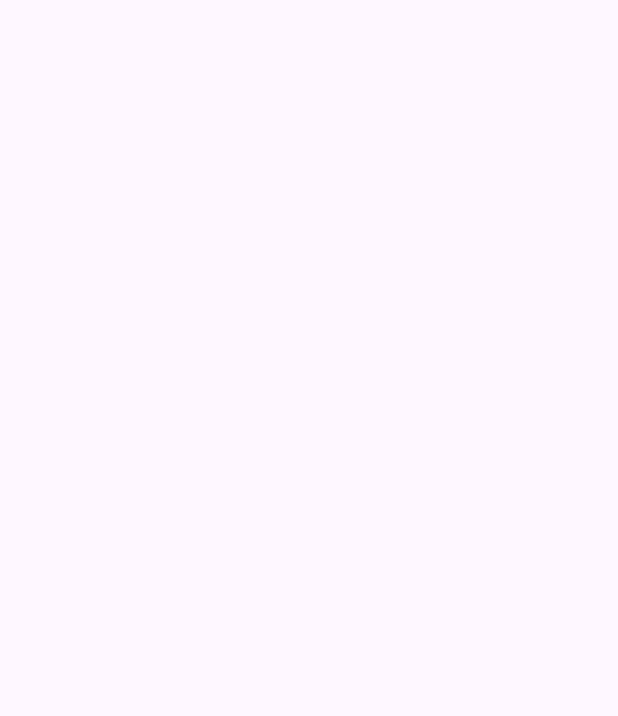
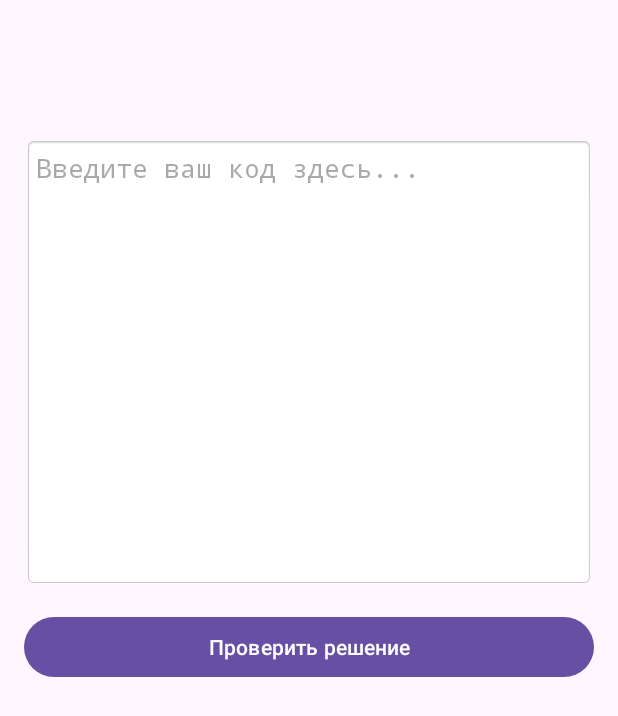
Before and after one commit to src-boolean/CodeMentor, an Android app: the TaskActivity screen opened directly, with no data from a screen before it, on a phone screen of 412 x 824 dp. Before the commit the part shown is empty. Shown: the top 716 px of the screen. Run offline under Robolectric (Android 15) with nearby library versions, the phone set to English and light mode, and no system bars.

Commit message:
Добавлена нейросеть, окно для кода, проверки, кнопка 'забыл пароль'.

````diff
--- a/app/build.gradle.kts
+++ b/app/build.gradle.kts
@@ -45,4 +45,8 @@ dependencies {
     testImplementation(libs.junit)
     androidTestImplementation(libs.androidx.junit)
     androidTestImplementation(libs.androidx.espresso.core)
+
+    implementation("com.squareup.retrofit2:retrofit:2.9.0")
+    implementation("com.squareup.retrofit2:converter-gson:2.9.0")
+    implementation("com.squareup.okhttp3:logging-interceptor:4.9.3")
 }
--- a/app/src/main/AndroidManifest.xml
+++ b/app/src/main/AndroidManifest.xml
@@ -1,6 +1,8 @@
 <?xml version="1.0" encoding="utf-8"?>
 <manifest xmlns:android="http://schemas.android.com/apk/res/android"
     xmlns:tools="http://schemas.android.com/tools">
+
+    <uses-permission android:name="android.permission.INTERNET" />
 
     <application
         android:allowBackup="true"
@@ -22,12 +24,11 @@
             </intent-filter>
         </activity>
 
-
         <activity android:name=".RegisterActivity" />
         <activity android:name=".MainActivity" />
-
         <activity android:name=".TaskSelectionActivity" />
         <activity android:name=".TaskActivity" />
+
     </application>
 
 </manifest>
--- a/app/src/main/java/com/example/codementor/TaskActivity.kt
+++ b/app/src/main/java/com/example/codementor/TaskActivity.kt
@@ -1,22 +1,105 @@
 package com.example.codementor
 
 import android.os.Bundle
+import android.view.View
+import android.widget.Button
+import android.widget.EditText
 import android.widget.TextView
+import android.widget.Toast
 import androidx.appcompat.app.AppCompatActivity
+import retrofit2.Call
+import retrofit2.Callback
+import retrofit2.Response
 
 class TaskActivity : AppCompatActivity() {
+
+    private lateinit var tvTaskTitle: TextView
+    private lateinit var tvTaskDescription: TextView
+    private lateinit var etCodeEditor: EditText
+    private lateinit var btnSubmitCode: Button
+    private lateinit var tvAiResponse: TextView
+
+    private val apiKey = "AIzaSyBvr_ryPHkjb6fMwwJcEe7nVKtqDITi8vU"
 
     override fun onCreate(savedInstanceState: Bundle?) {
         super.onCreate(savedInstanceState)
         setContentView(R.layout.activity_task)
 
-        val tvTaskTitle = findViewById<TextView>(R.id.tvTaskTitle)
-        val tvTaskDescription = findViewById<TextView>(R.id.tvTaskDescription)
+        tvTaskTitle = findViewById(R.id.tvTaskTitle)
+        tvTaskDescription = findViewById(R.id.tvTaskDescription)
+        etCodeEditor = findViewById(R.id.etCodeEditor)
+        btnSubmitCode = findViewById(R.id.btnSubmitCode)
+        tvAiResponse = findViewById(R.id.tvAiResponse)
 
         val title = intent.getStringExtra("TASK_TITLE")
         val description = intent.getStringExtra("TASK_DESCRIPTION")
 
         tvTaskTitle.text = title
         tvTaskDescription.text = description
+
+        btnSubmitCode.setOnClickListener {
+            handleSubmit()
+        }
+    }
+
+    private fun handleSubmit() {
+        val userCode = etCodeEditor.text.toString()
+        if (userCode.isBlank()) {
+            Toast.makeText(this, "Поле с кодом не может быть пустым", Toast.LENGTH_SHORT).show()
+            return
+        }
+
+        if (apiKey == "YOUR_API_KEY") {
+            Toast.makeText(
+                this,
+                "Пожалуйста, вставьте ваш API ключ в TaskActivity.kt",
+                Toast.LENGTH_LONG
+            ).show()
+            return
+        }
+
+        btnSubmitCode.isEnabled = false
+        tvAiResponse.visibility = View.VISIBLE
+        tvAiResponse.text = "Анализирую решение..."
+
+        val taskDescription = tvTaskDescription.text.toString()
+        val prompt = """
+        Проверь решение задачи.
+        Условие задачи: "$taskDescription".
+        Код пользователя:
+        ```
+        $userCode
+        ```
+        Твой ответ должен быть кратким:
+        1. Если решение верное, напиши: "Решение верное." и можешь предложить эталонный вариант.
+        2. Если есть ошибка, укажи на нее и объясни, как исправить.
+    """.trimIndent()
+
+        val request = GeminiRequest(listOf(Content(listOf(Part(prompt)))))
+
+        val url = "https://generativelanguage.googleapis.com/v1/models/gemini-1.0-pro:generateContent"
+
+        RetrofitClient.instance.generateContent(url, request, apiKey)
+            .enqueue(object : Callback<GeminiResponse> {
+                override fun onResponse(
+                    call: Call<GeminiResponse>,
+                    response: Response<GeminiResponse>
+                ) {
+                    btnSubmitCode.isEnabled = true
+                    if (response.isSuccessful) {
+                        val aiText =
+                            response.body()?.candidates?.firstOrNull()?.content?.parts?.firstOrNull()?.text
+                        tvAiResponse.text = aiText ?: "Получен пустой ответ"
+                    } else {
+                        tvAiResponse.text =
+                            "Ошибка от сервера: ${response.code()} - ${response.message()}"
+                    }
+                }
+
+                override fun onFailure(call: Call<GeminiResponse>, t: Throwable) {
+                    btnSubmitCode.isEnabled = true
+                    tvAiResponse.text = "Ошибка сети: ${t.message}"
+                }
+            })
     }
 }
--- a/app/src/main/res/layout/activity_task.xml
+++ b/app/src/main/res/layout/activity_task.xml
@@ -1,26 +1,64 @@
 <?xml version="1.0" encoding="utf-8"?>
-<LinearLayout xmlns:android="http://schemas.android.com/apk/res/android"
+<ScrollView xmlns:android="http://schemas.android.com/apk/res/android"
+    xmlns:tools="http://schemas.android.com/tools"
     android:layout_width="match_parent"
     android:layout_height="match_parent"
-    xmlns:tools="http://schemas.android.com/tools"
+    android:fillViewport="true">
+
+    <LinearLayout
+        android:layout_width="match_parent"
+        android:layout_height="wrap_content"
         android:orientation="vertical"
         android:padding="16dp"
+        android:paddingTop="48dp"
         tools:context=".TaskActivity">
 
         <TextView
             android:id="@+id/tvTaskTitle"
             android:layout_width="match_parent"
             android:layout_height="wrap_content"
-        tools:text="Заголовок задачи"
             android:textSize="22sp"
             android:textStyle="bold"
-        android:layout_marginBottom="8dp"/>
+            android:layout_marginBottom="8dp"
+            tools:text="Заголовок задачи" />
 
         <TextView
             android:id="@+id/tvTaskDescription"
             android:layout_width="match_parent"
             android:layout_height="wrap_content"
-        tools:text="Полное описание задачи, которое объясняет, что именно нужно сделать пользователю."
-        android:textSize="16sp"/>
+            android:textSize="16sp"
+            android:layout_marginBottom="16dp"
+            tools:text="Полное описание задачи, которое объясняет, что именно нужно сделать пользователю." />
+
+        <EditText
+            android:id="@+id/etCodeEditor"
+            android:layout_width="match_parent"
+            android:layout_height="300dp"
+            android:hint="Введите ваш код здесь..."
+            android:gravity="top"
+            android:background="@android:drawable/editbox_background_normal"
+            android:padding="8dp"
+            android:minHeight="200dp"
+            android:fontFamily="monospace"
+            android:inputType="textMultiLine" />
+
+        <Button
+            android:id="@+id/btnSubmitCode"
+            android:layout_width="match_parent"
+            android:layout_height="wrap_content"
+            android:text="Проверить решение"
+            android:layout_marginTop="16dp"/>
+
+        <TextView
+            android:id="@+id/tvAiResponse"
+            android:layout_width="match_parent"
+            android:layout_height="wrap_content"
+            android:layout_marginTop="16dp"
+            android:background="#EFEFEF"
+            android:padding="12dp"
+            android:text="Ответ от AI-ментора..."
+            android:visibility="gone"
+            tools:visibility="visible" />
 
     </LinearLayout>
+</ScrollView>
````
Also changed, not shown: app/src/main/java/com/example/codementor/GeminiApiService.kt (added, +48 -0 lines). Lines whose indentation alone changed are shown as unchanged.
